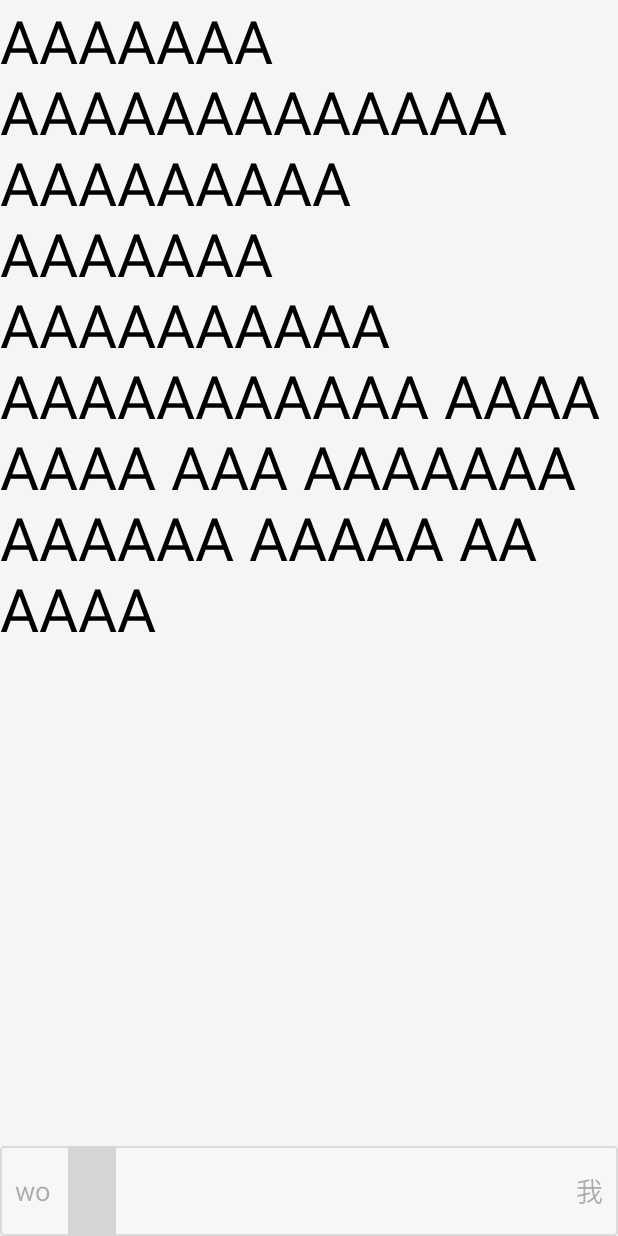
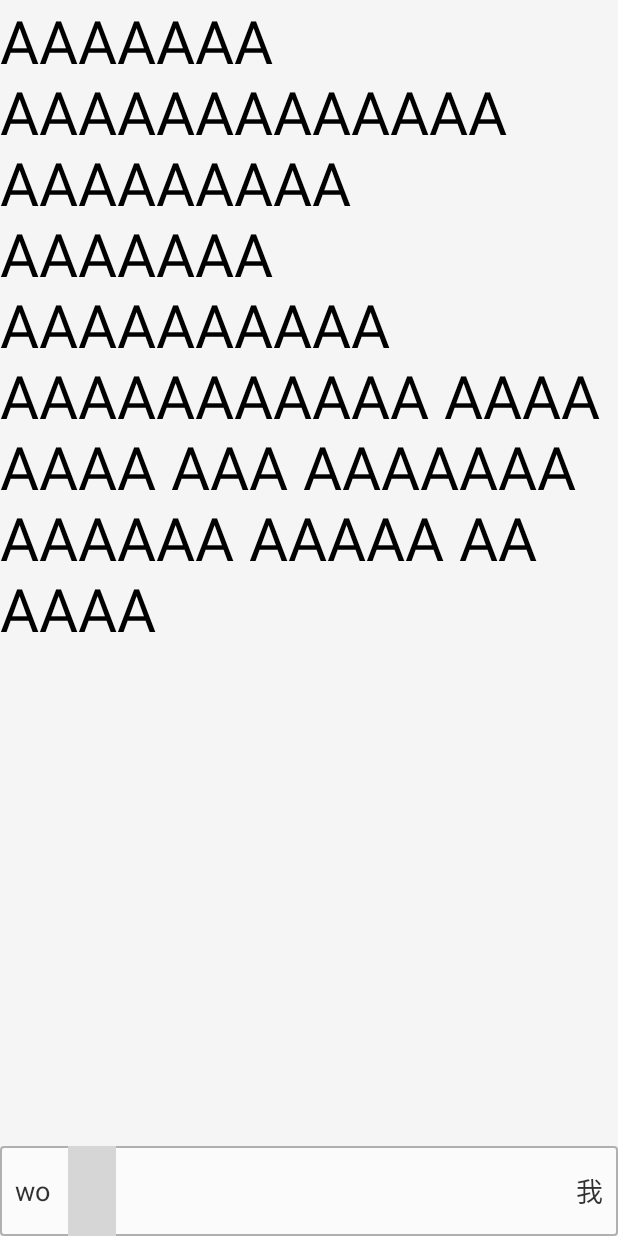
Before and after one commit to asm-products/kanshu-android, an Android app: the layout fragment_reading_view.xml on its own in the app's theme, with its tools: preview values and no code run, on a phone screen of 412 x 824 dp. Run offline under Robolectric (Android 15) with nearby library versions, the phone set to English and light mode, and no system bars; plain views replace TickedSeekBar; Roboto replaces fonts that are not available here; grey boxes are pictures that could not be loaded.

Commit message:
should be density-independent now

```diff
--- a/app/src/main/res/layout/fragment_reading_view.xml
+++ b/app/src/main/res/layout/fragment_reading_view.xml
@@ -27,7 +27,7 @@
         android:id="@+id/levelSliderFrame"
         android:orientation="vertical"
         android:animateLayoutChanges="true"
-        android:alpha="0.3">
+        android:alpha="0.8">
 
         <RelativeLayout
             android:layout_width="match_parent"
@@ -65,9 +65,9 @@
         custom:thumbColorPressed="@color/article_light_grey"
         custom:connectingLineColor="@color/primary_dark_red"
         custom:barColor = "@color/primary_light_red"
-        custom:tickHeight ="2dip"
+        custom:tickHeight ="2pt"
         custom:tickCount ="8"
-        custom:thumbRadius="8dip"
+        custom:thumbRadius="7pt"
         android:id="@+id/textsizeSlider"/>
             </FrameLayout>
 
@@ -121,9 +121,9 @@
                     custom:thumbColorPressed="@color/article_light_grey"
                     custom:connectingLineColor="@color/primary_dark_red"
                     custom:barColor = "@color/primary_light_red"
-                    custom:tickHeight ="2dip"
+                    custom:tickHeight ="2pt"
                     custom:tickCount ="8"
-                    custom:thumbRadius="8dip"
+                    custom:thumbRadius="7pt"
                     android:id="@+id/sizehanziSlider"/>
             </FrameLayout>
 
@@ -174,9 +174,9 @@
                     custom:thumbColorNormal="@color/primary_dark_red"
                     custom:connectingLineColor="@color/primary_dark_red"
                     custom:barColor = "@color/primary_light_red"
-                    custom:tickHeight ="1pt"
+                    custom:tickHeight ="2pt"
                     custom:tickCount ="8"
-                    custom:thumbRadius="3pt"
+                    custom:thumbRadius="7pt"
                     custom:thumbColorPressed="@color/article_light_grey"
                     android:id="@+id/levelSlider"/>
             </FrameLayout>
```
Also changed, not shown: 2 other files.
